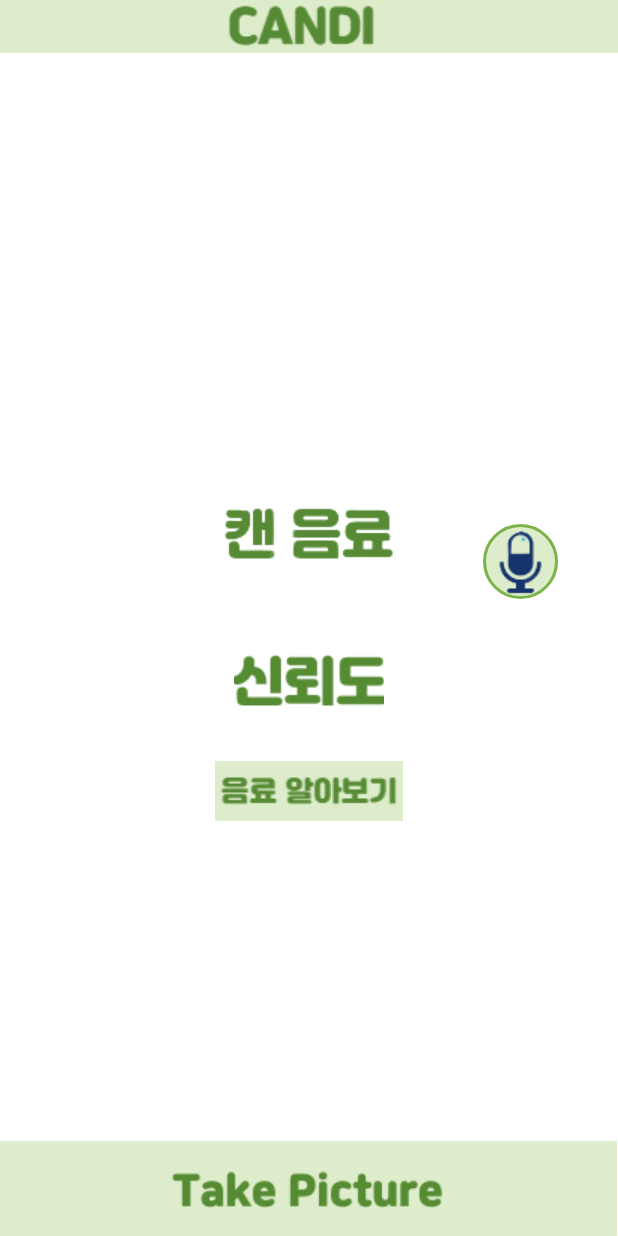
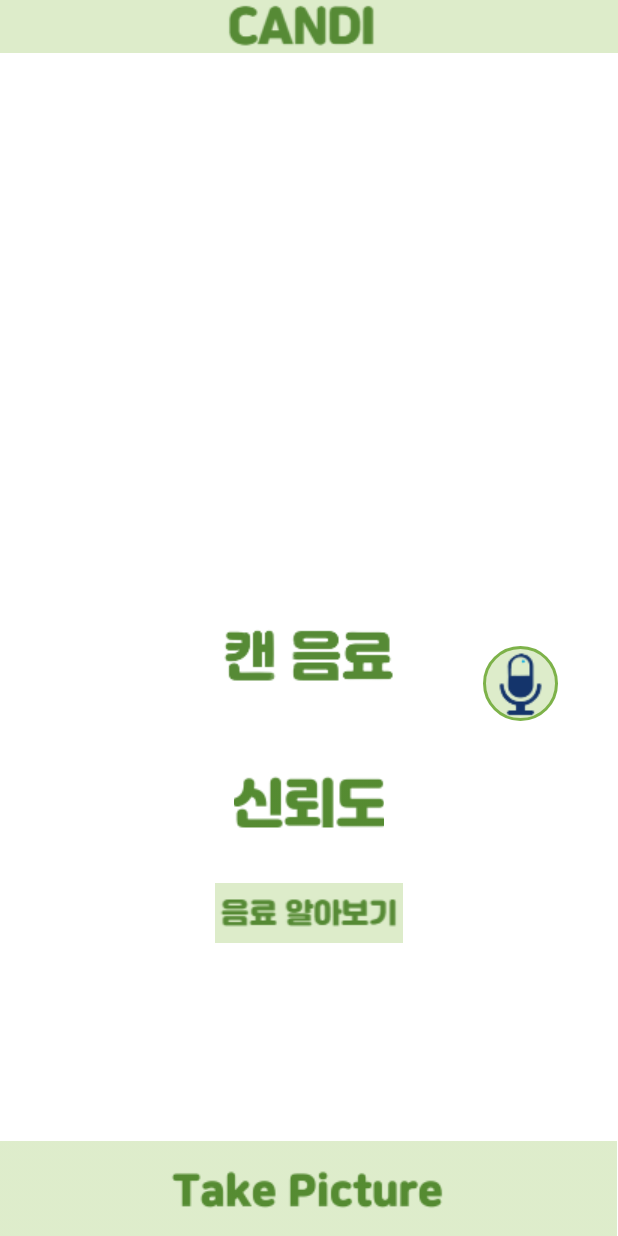
Before and after one commit to GeunYeong01/2022-AI.SW, an Android app: the MainActivity screen opened directly, with no data from a screen before it, after a tap on an icon or button, on a phone screen of 412 x 824 dp. Run offline under Robolectric (Android 15) with nearby library versions, the phone set to English and light mode, and no system bars; libraries missing offline, so code that uses them is left out: org.tensorflow.lite.

Commit message:
chore: CANDI

```diff
--- a/MyApplication/app/src/main/java/com/example/myapplication/MainActivity.java
+++ b/MyApplication/app/src/main/java/com/example/myapplication/MainActivity.java
@@ -38,89 +38,90 @@ import java.util.Locale;
 import static android.speech.tts.TextToSpeech.ERROR;
 
 public class MainActivity extends AppCompatActivity {
-    TextView result;
-    TextView confidence;
-    TextView kindmain,tastemain;
-    ImageView imageView;
-    ImageButton picture;
-    int imageSize=224;
+    TextView result; //인식된 캔음료 이름
+    TextView confidence; //모델 신뢰도
+    TextView kindmain,tastemain; //음료의 종류, 음료의 맛 (SubActivity로 넘겨주기 위함)
+    ImageView imageView; // 캔음료 이미지
+    ImageButton picture; // 사진찍기 버튼
+    int imageSize=224; //이미지 사이즈
 
-    public SoundPool soundPool;
-    int soundID, soundID2, soundID3;
+    public SoundPool soundPool; // 사운드 생성자
+    int soundID, soundID2, soundID3; // 사운드변수지정
 
-    TextToSpeech tts;
-    ImageButton text;
-    ImageButton btn1;
-    ImageButton classified;
+    TextToSpeech tts; // tts 생성자
+    ImageButton text; //캔음료 읽어주는 마이크버튼
+    ImageButton btn1; //SubActivity로 넘어가는 버튼
+    ImageButton classified; // "캔 음료" 읽어주는 버튼
 
     @Override
     protected void onCreate(Bundle savedInstanceState) {
         super.onCreate(savedInstanceState);
         setContentView(R.layout.activity_main);
 
-        result = findViewById(R.id.result);
+        result = findViewById(R.id.result); // 레이아웃과 연결
         confidence=findViewById(R.id.confidence);
         imageView=findViewById(R.id.imageView);
-
         picture= findViewById(R.id.button);
         classified=findViewById(R.id.classified);
         tastemain=findViewById(R.id.tastemain);
         kindmain=findViewById(R.id.kindmain);
+        btn1=findViewById(R.id.btn1);
+        text =findViewById(R.id.text);
 
-        soundPool = new SoundPool(5, AudioManager.STREAM_MUSIC, 0);    //작성
-        soundID = soundPool.load(this, R.raw.soundbt, 1);
-        soundID2 = soundPool.load(this, R.raw.candrink, 1);
-        soundID3 = soundPool.load(this, R.raw.moredrink, 1);
+        soundPool = new SoundPool(5, AudioManager.STREAM_MUSIC, 0); // 사운드 객체 생성
+        soundID = soundPool.load(this, R.raw.soundbt, 1); //Take Picture
+        soundID2 = soundPool.load(this, R.raw.candrink, 1); // 캔 음료
+        soundID3 = soundPool.load(this, R.raw.moredrink, 1); // 음료 더 알아보기
 
-        btn1=findViewById(R.id.btn1);
-        btn1.setOnClickListener(new View.OnClickListener() {
+        picture.setOnClickListener(new View.OnClickListener(){ // 사진버튼 리스너 달아주기
             @RequiresApi(api = Build.VERSION_CODES.M)
             @Override
-            public void onClick(View view) {
-                btn1.setBackgroundResource(R.drawable.moredrink);
-                soundPool.play(soundID3,1f,1f,0,0,1f);
-
-                Intent intent = new Intent(getApplicationContext(), SubActivity.class);
-                intent.putExtra("신뢰도",confidence.getText().toString());
-                intent.putExtra("음료의 종류",kindmain.getText().toString());
-                intent.putExtra("음료의 맛",tastemain.getText().toString());
-                startActivity(intent);
+            public  void onClick(View view){ //클릭했을때
+                //카메라 권한 부여
+                if(checkSelfPermission(Manifest.permission.CAMERA)== PackageManager.PERMISSION_GRANTED){
+                    Intent cameraIntent = new Intent(MediaStore.ACTION_IMAGE_CAPTURE);
+                    startActivityForResult(cameraIntent,1);
+                }else{
+                    //카메라 권한 부여 안 함
+                    requestPermissions(new String[]{Manifest.permission.CAMERA},100);
+                }
+                //사운드 설정
+                picture.setBackgroundResource(R.drawable.take_picture);
+                soundPool.play(soundID,1f,1f,0,0,1f);
             }
         });
 
         classified.setOnClickListener(new View.OnClickListener() {
             @Override
             public void onClick(View view) {
+                //사운드 설정
                 classified.setBackgroundResource(R.drawable.candrink);
                 soundPool.play(soundID2,1f,1f,0,0,1f);
             }
         });
-        picture.setOnClickListener(new View.OnClickListener(){
+
+        btn1.setOnClickListener(new View.OnClickListener() {
             @RequiresApi(api = Build.VERSION_CODES.M)
             @Override
-            public  void onClick(View view){
-                //Launch camera if we have permission
-                picture.setBackgroundResource(R.drawable.take_picture);
-                soundPool.play(soundID,1f,1f,0,0,1f);
-                if(checkSelfPermission(Manifest.permission.CAMERA)== PackageManager.PERMISSION_GRANTED){
-                    Intent cameraIntent = new Intent(MediaStore.ACTION_IMAGE_CAPTURE);
-                    startActivityForResult(cameraIntent,1);
-                }else{
-                    //Request camera permission if we don't have it.
-                    requestPermissions(new String[]{Manifest.permission.CAMERA},100);
-                }
+            public void onClick(View view) {
+                //사운드 설정
+                btn1.setBackgroundResource(R.drawable.moredrink);
+                soundPool.play(soundID3,1f,1f,0,0,1f);
+                //SubActivity로 데이터 넘겨주기
+                Intent intent = new Intent(getApplicationContext(), SubActivity.class);
+                intent.putExtra("음료의 종류",kindmain.getText().toString());
+                intent.putExtra("음료의 맛",tastemain.getText().toString());
+                startActivity(intent); // SubActivity 실행
             }
         });
 
-        text =findViewById(R.id.text);
-
-        tts = new TextToSpeech(this, new TextToSpeech.OnInitListener() {
+        tts = new TextToSpeech(this, new TextToSpeech.OnInitListener() { //TTS 객체 생성
             @Override
             public void onInit(int i) {
                 if(i != ERROR){
-                    tts.setPitch((float) 0.6);
-                    tts.setSpeechRate((float) 0.8);
-                    tts.setLanguage(Locale.KOREAN);
+                    tts.setPitch((float) 0.6); //음성 톤 0.6배 내려주기
+                    tts.setSpeechRate((float) 0.8); // 읽는 속도 0.8배 빠르기로 설정
+                    tts.setLanguage(Locale.KOREAN); //언어선택
                 }
             }
         });
@@ -128,26 +129,26 @@ public class MainActivity extends AppCompatActivity {
         text.setOnClickListener(new View.OnClickListener(){
             @Override
             public void onClick(View view) {
-                text.setBackgroundResource(R.drawable.button_shape);
-                tts.speak(result.getText().toString(),TextToSpeech.QUEUE_FLUSH,null);
+                text.setBackgroundResource(R.drawable.button_shape); //버튼 모양 설정
+                tts.speak(result.getText().toString(),TextToSpeech.QUEUE_FLUSH,null); //result 읽어주기
 
             }
         });
     }
 
-    public void classifyImage(Bitmap image){
+    public void classifyImage(Bitmap image){ //이미지 구별하기
         try {
+            // 모델을 생성하고 애플리케이션 컨텍스트 가져옴
             ModelUnquant model = ModelUnquant.newInstance(getApplicationContext());
-
-            // Creates inputs for reference.
+            //모델에 대한 입력
             TensorBuffer inputFeature0 = TensorBuffer.createFixedSize(new int[]{1, 224, 224, 3}, DataType.FLOAT32);
+            //모델에 전달 할 수 있는 바이트 버퍼 생성
             ByteBuffer byteBuffer = ByteBuffer.allocateDirect(4 * imageSize * imageSize *3);
             byteBuffer.order(ByteOrder.nativeOrder());
-
-            int [] intValues = new int[imageSize*imageSize];
+            int [] intValues = new int[imageSize*imageSize]; //비트맵 이미지에서 픽셀 값 가져오기
             image.getPixels(intValues,0,image.getWidth(),0,0,image.getWidth(),image.getHeight());
             int pixel=0;
-            for(int i =0; i<imageSize;i++){
+            for(int i =0; i<imageSize;i++){ //배열을 통해 반복하고 해당 픽셀 값을 바이트 버퍼에 추가하여 변수를 갖도록 함
                 for(int j=0;j<imageSize;j++){
                     int val=intValues[pixel++]; //RGB
                     byteBuffer.putFloat(((val>>16)&0xFF)*(1.f/255.f));
@@ -155,19 +156,17 @@ public class MainActivity extends AppCompatActivity {
                     byteBuffer.putFloat((val&0xFF)*(1.f/255.f));
                 }
             }
-
             inputFeature0.loadBuffer(byteBuffer);
-
-            // Runs model inference and gets result.
+            // 모델 결과값 (모델 추론 실행)
             ModelUnquant.Outputs outputs = model.process(inputFeature0);
             TensorBuffer outputFeature0 = outputs.getOutputFeature0AsTensorBuffer();
-            float[] confidences = outputFeature0.getFloatArray();
+            float[] confidences = outputFeature0.getFloatArray();//신뢰도 결과값 가져오기
             int maxPos = 0;
             float maxConfidence = 0;
             for(int i = 0; i<confidences.length;i++){
                 if(confidences[i]>maxConfidence){
                     maxConfidence=confidences[i];
-                    maxPos=i;
+                    maxPos=i; // 신뢰도가 가장 큰 인덱스 받기
                 }
             }
 
@@ -225,22 +224,23 @@ public class MainActivity extends AppCompatActivity {
         }
     }
 
-    public Bitmap rotateImage(Bitmap src, float degree){
+    public Bitmap rotateImage(Bitmap src, float degree){ // 이미지가 회전되어 나올때 돌리는 함수
         Matrix matrix = new Matrix();
         matrix.postRotate(degree);
         return Bitmap.createBitmap(src,0,0,src.getWidth(),src.getHeight(),matrix,true);
     }
-    @Override
+
+    @Override //카메라 시작 후 인텐트를 사용하여 이미지라는 비트맵 가져오기
     public void onActivityResult(int requestCode, int resultCode, @Nullable Intent data) {
         if(requestCode==1&&resultCode==RESULT_OK){
-            Bitmap image = (Bitmap) data.getExtras().get("data");
-            int dimension=Math.min(image.getWidth(),image.getHeight());
-            image= ThumbnailUtils.extractThumbnail(image,dimension,dimension);
-            image = rotateImage(image,0);
-            imageView.setImageBitmap(image);
+            Bitmap image = (Bitmap) data.getExtras().get("data"); // 비트맵 데이터 설정
+            int dimension=Math.min(image.getWidth(),image.getHeight()); // 신경망에 정사각형 이미지 공급
+            image= ThumbnailUtils.extractThumbnail(image,dimension,dimension); // 축소판 추출(일부 축소판 유틸리티 사용)
+            image = rotateImage(image,-90); // 이미지가 회전될 때 사용
+            imageView.setImageBitmap(image);// imageView에 가져온 image 넣기
 
             image=Bitmap.createScaledBitmap(image,imageSize,imageSize,false);
-            classifyImage(image);
+            classifyImage(image); //이미지 비트맵 전달
         }
 
         super.onActivityResult(requestCode, resultCode, data);
--- a/MyApplication/app/src/main/res/layout/activity_main.xml
+++ b/MyApplication/app/src/main/res/layout/activity_main.xml
@@ -41,8 +41,8 @@
 
     <ImageView
         android:id="@+id/imageView"
-        android:layout_width="282dp"
-        android:layout_height="286dp"
+        android:layout_width="312dp"
+        android:layout_height="367dp"
         android:layout_centerHorizontal="true"
         android:layout_marginTop="35sp" />
 
```
Also changed, not shown: 2 other files.
